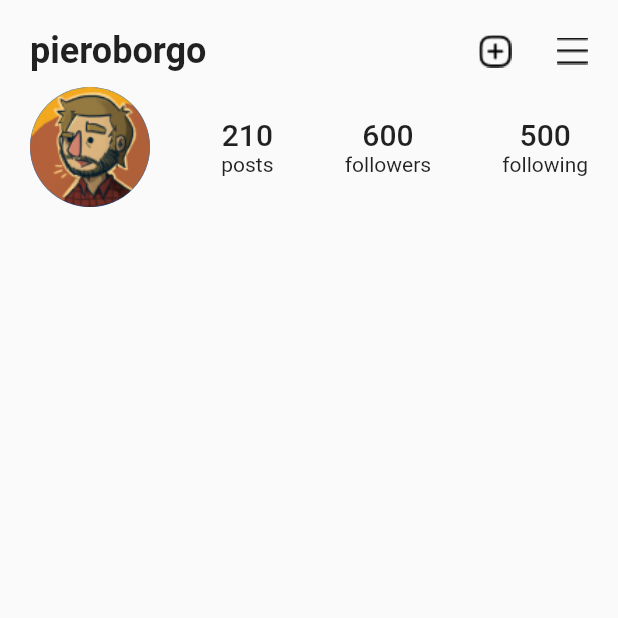
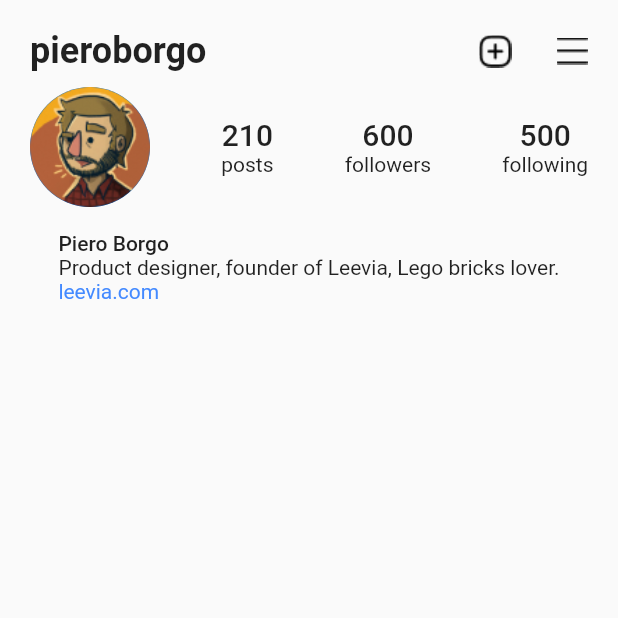
Before and after one commit to CinqueIzumi/Social-Media-Profile-Screen, a Flutter app: the screen it shows after launch, on a phone screen of 412 x 824 dp, the top half of it. Run offline on Flutter 3.47's test engine with Material 2 defaults, Android fonts, the phone set to English and light mode, and no system bars.

Commit message:
Added user info
Added user's name, description and website URL

```diff
--- a/lib/ui/profile_screen.dart
+++ b/lib/ui/profile_screen.dart
@@ -2,6 +2,7 @@ import 'package:flutter/material.dart';
 import 'package:social_media_profile_screen/utils/constants.dart';
 import 'package:social_media_profile_screen/widgets/top_bar.dart';
 import 'package:social_media_profile_screen/widgets/account_info.dart';
+import 'package:social_media_profile_screen/widgets/user_info.dart';
 
 class ProfileScreen extends StatelessWidget {
   @override
@@ -17,6 +18,8 @@ class ProfileScreen extends StatelessWidget {
                   TopBar(),
                   SizedBox(height: 10,),
                   AccountInfo(),
+                  SizedBox(height: 16,),
+                  UserInfo(),
                 ],
               ),
             ),
--- a/lib/utils/constants.dart
+++ b/lib/utils/constants.dart
@@ -2,6 +2,9 @@ const kIconsPath = 'assets/icons/';
 const kImagePath = 'assets/images/';
 
 const kProfileUsername = "pieroborgo";
+const kProfileName = "Piero Borgo";
+const kProfileDesc = "Product designer, founder of Leevia, Lego bricks lover.";
+const kProfileLink = "leevia.com";
 
 const kPaddingTop = 20.0;
 const kPaddingLeft = 20.0;
--- /dev/null
+++ b/lib/widgets/user_info.dart
@@ -0,0 +1,16 @@
+import 'package:flutter/material.dart';
+import 'package:social_media_profile_screen/utils/constants.dart';
+
+class UserInfo extends StatelessWidget {
+  @override
+  Widget build(BuildContext context) {
+    return Column(
+      crossAxisAlignment: CrossAxisAlignment.start,
+      children: [
+        Text(kProfileName, style: Theme.of(context).textTheme.bodyText1,),
+        Text(kProfileDesc, style: Theme.of(context).textTheme.bodyText2,),
+        Text(kProfileLink, style: Theme.of(context).textTheme.bodyText2?.copyWith(color: Colors.blueAccent),),
+      ],
+    );
+  }
+}
```
